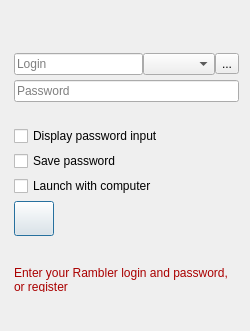
silvansky/Contacts, file src/plugins/optionsmanager/logindialog.ui: the form before one commit.
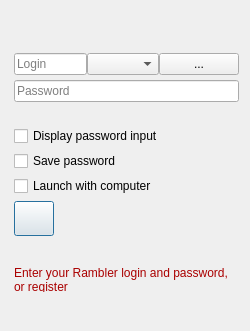
The form after the commit.

What changed in the file:
```diff
--- a/src/plugins/optionsmanager/logindialog.ui
+++ b/src/plugins/optionsmanager/logindialog.ui
@@ -143,17 +143,11 @@
           </widget>
          </item>
          <item>
-          <widget class="QToolButton" name="tlbDomains">
+          <widget class="QPushButton" name="tlbDomain">
            <property name="text">
             <string notr="true">...</string>
            </property>
-           <property name="popupMode">
-            <enum>QToolButton::InstantPopup</enum>
-           </property>
-           <property name="toolButtonStyle">
-            <enum>Qt::ToolButtonTextOnly</enum>
-           </property>
-           <property name="autoRaise">
+           <property name="autoDefault">
             <bool>false</bool>
            </property>
           </widget>
```
